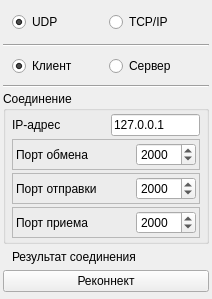
The window that Main/Widget/widgetsettings.ui (PelemeshekGit/udpTcpSender) describes before a commit, drawn with Qt 5.
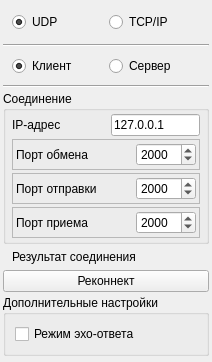
The same window after the commit. Icons and pictures are not drawn.

Patch:
```diff
--- a/Main/Widget/widgetsettings.ui
+++ b/Main/Widget/widgetsettings.ui
@@ -7,7 +7,7 @@
     <x>0</x>
     <y>0</y>
     <width>212</width>
-    <height>299</height>
+    <height>334</height>
    </rect>
   </property>
   <property name="windowTitle">
@@ -27,7 +27,7 @@
     <number>3</number>
    </property>
    <property name="bottomMargin">
-    <number>3</number>
+    <number>6</number>
    </property>
    <item>
     <widget class="QWidget" name="widget_6" native="true">
@@ -454,6 +454,31 @@
      </property>
     </widget>
    </item>
+   <item>
+    <widget class="QGroupBox" name="gbAdditionalSettings">
+     <property name="minimumSize">
+      <size>
+       <width>0</width>
+       <height>0</height>
+      </size>
+     </property>
+     <property name="title">
+      <string>Дополнительные настройки</string>
+     </property>
+     <layout class="QVBoxLayout" name="verticalLayout_3">
+      <item>
+       <widget class="QCheckBox" name="cbEchoServer">
+        <property name="whatsThis">
+         <string>Переотправлять те данные, которые пришли</string>
+        </property>
+        <property name="text">
+         <string>Режим эхо-ответа</string>
+        </property>
+       </widget>
+      </item>
+     </layout>
+    </widget>
+   </item>
    <item>
     <spacer name="verticalSpacer">
      <property name="orientation">
```
